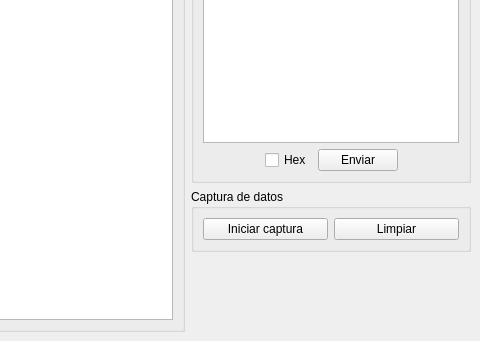
The window that mainwindowdepuracionusb.ui (GabiAndi/Microcontroladores_2020_Autito_UI) describes before a commit, drawn with Qt 5; both pictures show x 320 to 800 and y 259 to 600 of the 800 by 600 pixel window.
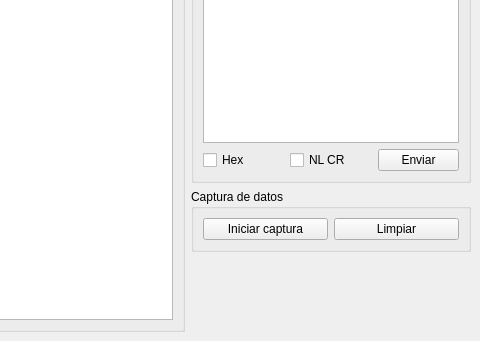
The same window after the commit.

The edit to the form file:
```diff
--- a/mainwindowdepuracionusb.ui
+++ b/mainwindowdepuracionusb.ui
@@ -225,19 +225,6 @@
            </item>
            <item>
             <layout class="QHBoxLayout" name="horizontalLayout_3">
-             <item>
-              <spacer name="horizontalSpacer_3">
-               <property name="orientation">
-                <enum>Qt::Horizontal</enum>
-               </property>
-               <property name="sizeHint" stdset="0">
-                <size>
-                 <width>40</width>
-                 <height>20</height>
-                </size>
-               </property>
-              </spacer>
-             </item>
              <item>
               <widget class="QCheckBox" name="checkBoxHex">
                <property name="text">
@@ -245,6 +232,13 @@
                </property>
               </widget>
              </item>
+             <item>
+              <widget class="QCheckBox" name="checkBoxNLCR">
+               <property name="text">
+                <string>NL CR</string>
+               </property>
+              </widget>
+             </item>
              <item>
               <widget class="QPushButton" name="pushButtonEnviar">
                <property name="text">
@@ -252,19 +246,6 @@
                </property>
               </widget>
              </item>
-             <item>
-              <spacer name="horizontalSpacer_4">
-               <property name="orientation">
-                <enum>Qt::Horizontal</enum>
-               </property>
-               <property name="sizeHint" stdset="0">
-                <size>
-                 <width>40</width>
-                 <height>20</height>
-                </size>
-               </property>
-              </spacer>
-             </item>
             </layout>
            </item>
           </layout>
```
